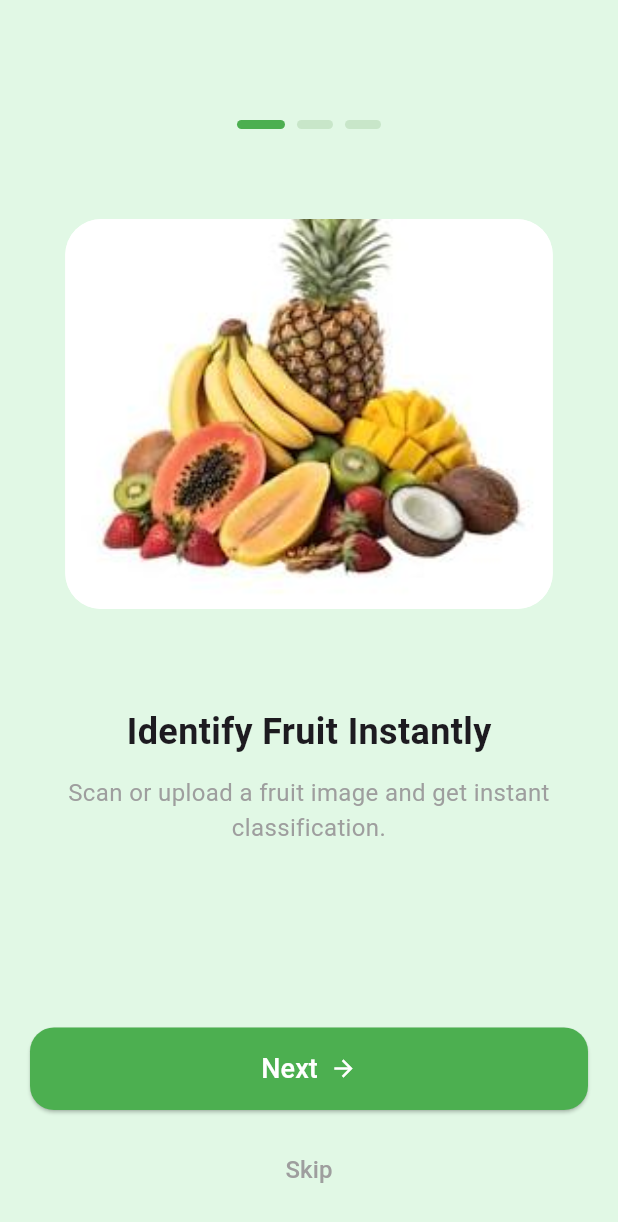
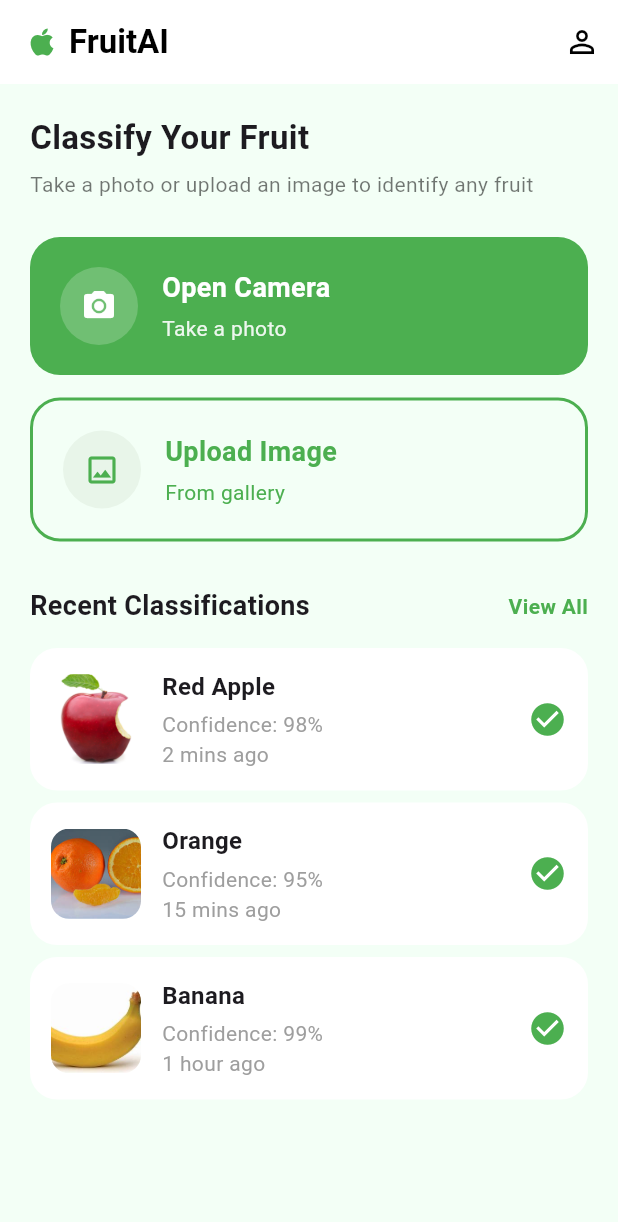
Before and after one commit to mohamed23elbalkemy-bit/fruit_classification, a Flutter app: the screen it shows after launch, on a phone screen of 412 x 824 dp. Shown: the top 1222 px of the screen. Run offline on Flutter 3.47's test engine with Material 3 defaults, Android fonts, the phone set to English and light mode, and no system bars.

Commit message:
implement home screen

```diff
--- a/lib/app/app.dart
+++ b/lib/app/app.dart
@@ -1,4 +1,5 @@
 import 'package:flutter/material.dart';
+import 'package:fruit_classification/ui/screens/home/home_screen.dart';
 import '../ui/screens/splash/splash_screen.dart';
 
 class FruitClassificationApp extends StatelessWidget {
@@ -6,9 +7,9 @@ class FruitClassificationApp extends StatelessWidget {
 
   @override
   Widget build(BuildContext context) {
-    return const MaterialApp(
+    return MaterialApp(
       debugShowCheckedModeBanner: false,
-      home: SplashScreen(),
+      home: HomeScreen(),
     );
   }
 }
--- /dev/null
+++ b/lib/core/widgets/mainActionButton.dart
@@ -0,0 +1,70 @@
+import 'package:flutter/material.dart';
+
+class MainActionButton extends StatelessWidget {
+  final String title;
+  final String subtitle;
+  final IconData icon;
+  final bool isPrimary;
+  final VoidCallback onTap;
+
+  const MainActionButton({
+    required this.title,
+    required this.subtitle,
+    required this.icon,
+    required this.isPrimary,
+    required this.onTap,
+  });
+
+  @override
+  Widget build(BuildContext context) {
+    return GestureDetector(
+      onTap: onTap,
+      child: Container(
+        padding: const EdgeInsets.all(20),
+        decoration: BoxDecoration(
+          color: isPrimary ? const Color(0xFF4CAF50) : Colors.transparent,
+          borderRadius: BorderRadius.circular(20),
+          border: isPrimary
+              ? null
+              : Border.all(color: const Color(0xFF4CAF50), width: 2),
+        ),
+        child: Row(
+          children: [
+            CircleAvatar(
+              radius: 26,
+              backgroundColor:
+              isPrimary ? Colors.white.withOpacity(0.2) : const Color(0xFFE8F5E9),
+              child: Icon(
+                icon,
+                color: isPrimary ? Colors.white : const Color(0xFF4CAF50),
+              ),
+            ),
+            const SizedBox(width: 16),
+            Column(
+              crossAxisAlignment: CrossAxisAlignment.start,
+              children: [
+                Text(
+                  title,
+                  style: TextStyle(
+                    color: isPrimary ? Colors.white : const Color(0xFF4CAF50),
+                    fontSize: 18,
+                    fontWeight: FontWeight.bold,
+                  ),
+                ),
+                const SizedBox(height: 4),
+                Text(
+                  subtitle,
+                  style: TextStyle(
+                    color: isPrimary
+                        ? Colors.white.withOpacity(0.9)
+                        : Colors.green,
+                  ),
+                ),
+              ],
+            ),
+          ],
+        ),
+      ),
+    );
+  }
+}
--- /dev/null
+++ b/lib/core/widgets/recentItem.dart
@@ -0,0 +1,84 @@
+import 'package:flutter/material.dart';
+
+class RecentItem extends StatelessWidget {
+  final String image;
+  final String title;
+  final String confidence;
+  final String time;
+
+  const RecentItem({
+    super.key,
+    required this.image,
+    required this.title,
+    required this.confidence,
+    required this.time,
+  });
+
+  @override
+  Widget build(BuildContext context) {
+    return Container(
+      padding: const EdgeInsets.all(14),
+      decoration: BoxDecoration(
+        color: Colors.white,
+        borderRadius: BorderRadius.circular(18),
+      ),
+      child: Row(
+        children: [
+          /// IMAGE
+          ClipRRect(
+            borderRadius: BorderRadius.circular(12),
+            child: Image.asset(
+              image,
+              width: 60,
+              height: 60,
+              fit: BoxFit.cover,
+            ),
+          ),
+
+          const SizedBox(width: 14),
+
+          /// TEXTS (IMPORTANT FIX 🔥)
+          Expanded(
+            child: Column(
+              crossAxisAlignment: CrossAxisAlignment.start,
+              children: [
+                Text(
+                  title,
+                  maxLines: 1,
+                  overflow: TextOverflow.ellipsis,
+                  style: const TextStyle(
+                    fontSize: 16,
+                    fontWeight: FontWeight.bold,
+                  ),
+                ),
+
+                const SizedBox(height: 4),
+
+                Text(
+                  'Confidence: $confidence',
+                  maxLines: 1,
+                  overflow: TextOverflow.ellipsis,
+                  style: const TextStyle(color: Colors.grey),
+                ),
+
+                Text(
+                  time,
+                  style: const TextStyle(color: Colors.grey),
+                ),
+              ],
+            ),
+          ),
+
+          const SizedBox(width: 10),
+
+          /// CHECK ICON
+          const Icon(
+            Icons.check_circle,
+            color: Color(0xFF4CAF50),
+            size: 26,
+          ),
+        ],
+      ),
+    );
+  }
+}
--- a/lib/ui/screens/home/home_screen.dart
+++ b/lib/ui/screens/home/home_screen.dart
@@ -0,0 +1,136 @@
+import 'package:flutter/material.dart';
+import '../../../core/widgets/mainActionButton.dart';
+import '../../../core/widgets/recentItem.dart';
+
+class HomeScreen extends StatelessWidget {
+  @override
+  Widget build(BuildContext context) {
+    return Scaffold(
+      backgroundColor: const Color(0xFFF3FFF6),
+
+      appBar: AppBar(
+        backgroundColor: Colors.white,
+        elevation: 0,
+        title: Row(
+          children: const [
+            Icon(Icons.apple, color: Colors.green),
+            SizedBox(width: 6),
+            Text(
+              "FruitAI",
+              style: TextStyle(
+                color: Colors.black,
+                fontWeight: FontWeight.bold,
+              ),
+            ),
+          ],
+        ),
+        actions: [
+          IconButton(
+            icon: const Icon(Icons.person_outline, color: Colors.black),
+            onPressed: () {},
+          ),
+        ],
+      ),
+
+      body: SingleChildScrollView(
+        padding: const EdgeInsets.all(20),
+        child: Column(
+          crossAxisAlignment: CrossAxisAlignment.start,
+          children: [
+
+            const Text(
+              "Classify Your Fruit",
+              style: TextStyle(
+                fontSize: 22,
+                fontWeight: FontWeight.bold,
+              ),
+            ),
+
+            const SizedBox(height: 6),
+
+            const Text(
+              "Take a photo or upload an image to identify any fruit",
+              style: TextStyle(
+                color: Colors.black54,
+                fontSize: 14,
+              ),
+            ),
+
+            const SizedBox(height: 25),
+
+            /// 📷 Open Camera
+            MainActionButton(
+              icon: Icons.camera_alt,
+              title: "Open Camera",
+              subtitle: "Take a photo",
+              isPrimary: true,
+              onTap: () {},
+            ),
+
+            const SizedBox(height: 15),
+
+            /// 🖼 Upload Image
+            MainActionButton(
+              icon: Icons.image_outlined,
+              title: "Upload Image",
+              subtitle: "From gallery",
+              isPrimary: false,
+              onTap: () {},
+            ),
+
+            const SizedBox(height: 30),
+
+            /// 🔥 Recent Header
+            Row(
+              mainAxisAlignment: MainAxisAlignment.spaceBetween,
+              children: [
+
+                const Text(
+                  "Recent Classifications",
+                  style: TextStyle(
+                    fontSize: 18,
+                    fontWeight: FontWeight.bold,
+                  ),
+                ),
+
+                GestureDetector(
+                  onTap: () {},
+                  child: const Text(
+                    "View All",
+                    style: TextStyle(
+                      color: Colors.green,
+                      fontWeight: FontWeight.w600,
+                    ),
+                  ),
+                ),
+              ],
+            ),
+
+            const SizedBox(height: 15),
+
+            const RecentItem(
+              image: "assets/images/apple_image.jpg",
+              title: "Red Apple",
+              confidence: "98%",
+              time: "2 mins ago",
+            ),
+            const SizedBox(height: 8),
+            const RecentItem(
+              image: "assets/images/orange_image.jpg",
+              title: "Orange",
+              confidence: "95%",
+              time: "15 mins ago",
+            ),
+            const SizedBox(height: 8),
+            const RecentItem(
+              image: "assets/images/banana_image.jpg",
+              title: "Banana",
+              confidence: "99%",
+              time: "1 hour ago",
+            ),
+          ],
+        ),
+      ),
+    );
+  }
+}
```
Also changed, not shown: assets/images/apple_image.jpg (added), assets/images/banana_image.jpg (added), assets/images/orange_image.jpg (added).
